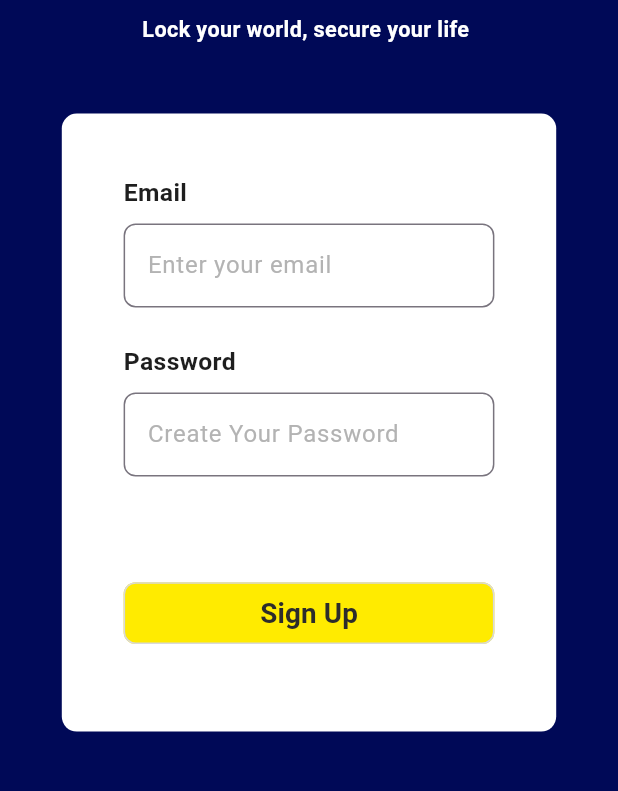
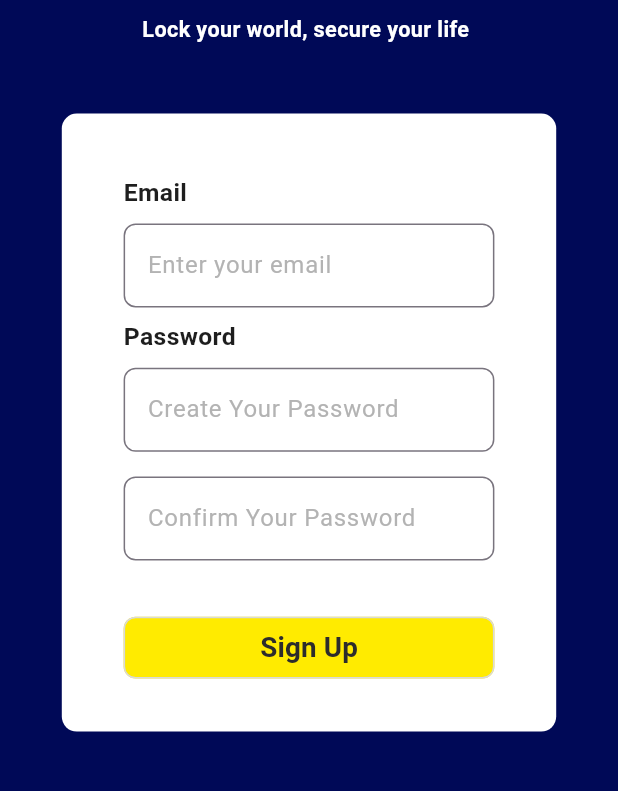
Before and after one commit to 6510685040/CN322-AuthenticaTU, a Flutter app: the SignUpScreen screen opened directly, on a phone screen of 412 x 824 dp, the part 319-1110 px from its top. Run offline on Flutter 3.47's test engine with Material 3 defaults, Android fonts, the phone set to English and light mode, and no system bars; our stand-ins replace firebase_auth, firebase_core, flutter_secure_storage, sembast; missing offline and left inert: encrypt, mobile_scanner, otp; accounts and stored records are empty; Roboto replaces fonts that are missing (Geist); statements that could not run were skipped.

Commit message:
add confirm password in signup

```diff
--- a/lib/Screen/signup.dart
+++ b/lib/Screen/signup.dart
@@ -12,9 +12,34 @@ class SignUpScreen extends StatefulWidget {
 class _SignUpScreenState extends State<SignUpScreen> {
   TextEditingController controllerEmail = TextEditingController();
   TextEditingController controllerPassword = TextEditingController();
+  TextEditingController controllerConfirmPassword = TextEditingController();
   String errorMessage = '';
 
   void register() async {
+    final email = controllerEmail.text.trim();
+    final password = controllerPassword.text.trim();
+    final confirmPassword = controllerConfirmPassword.text.trim();
+
+    if (email.isEmpty && password.isEmpty) {
+      setState(() {
+        errorMessage = "Please enter your email and password.";
+      });
+      return;
+    }
+
+    if (password.isEmpty) {
+      setState(() {
+        errorMessage = "Please enter your password.";
+      });
+      return;
+    }
+
+    if (password != confirmPassword) {
+      setState(() {
+        errorMessage = "Passwords do not match.";
+      });
+      return;
+    }
     try {
       await authService.value.createAccount(
         email: controllerEmail.text,
@@ -133,7 +158,7 @@ class _SignUpScreenState extends State<SignUpScreen> {
                           ),
                         ),
                       ),
-                      SizedBox(height: screenHeight * 0.03),
+                      SizedBox(height: screenHeight * 0.01),
                       // Password Label
                       Padding(
                         padding: EdgeInsets.symmetric(
@@ -190,11 +215,30 @@ class _SignUpScreenState extends State<SignUpScreen> {
                       //   ),
 
                       // ),
+                      // Password Labe
+                      Padding(
+                        padding: EdgeInsets.symmetric(
+                          horizontal: screenWidth * 0.10,
+                        ),
+                        child: TextField(
+                          controller: controllerConfirmPassword,
+                          obscureText: true,
+                          decoration: InputDecoration(
+                            hintText: 'Confirm Your Password',
+                            hintStyle: TextStyle(color: Color(0xFFB3B3B3)),
+                            border: OutlineInputBorder(
+                              borderRadius: BorderRadius.circular(8),
+                              borderSide: BorderSide(color: Color(0xFFD9D9D9)),
+                            ),
+                          ),
+                        ),
+                      ),
+                      SizedBox(height: screenHeight * 0.01),
                       Text(
                         errorMessage,
                         style: TextStyle(color: Colors.redAccent),
                       ),
-                      SizedBox(height: screenHeight * 0.04),
+                      SizedBox(height: screenHeight * 0.01),
 
                       // Sign Up Button
                       Padding(
```
